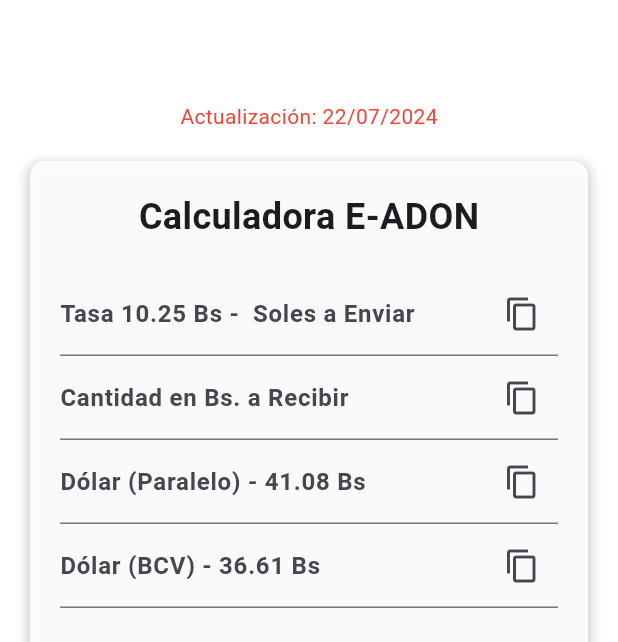
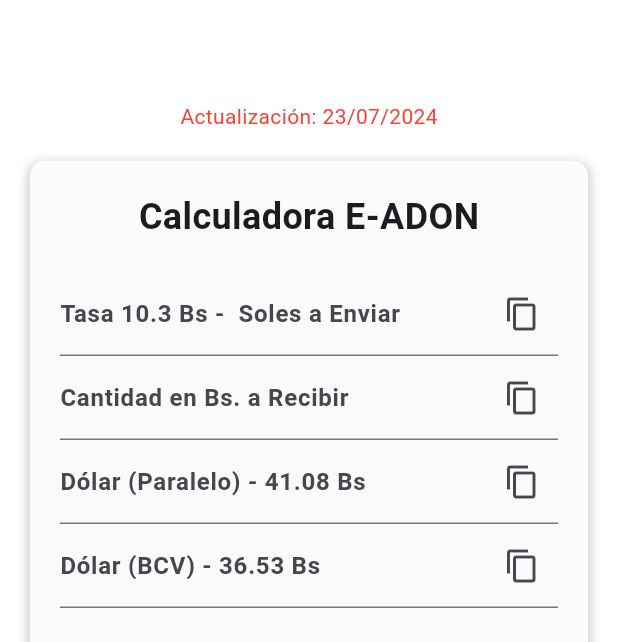
Before and after one commit to eadon24/taxes, a Flutter app: the screen it shows after launch, on a phone screen of 412 x 824 dp. Shown: the part 304-946 px from the top of the screen. Run offline on Flutter 3.47's test engine with Material 3 defaults, Android fonts, the phone set to English and light mode, and no system bars.

Commit message:
twenty three pm

```diff
--- a/lib/main.dart
+++ b/lib/main.dart
@@ -52,7 +52,7 @@ class MyApp extends StatelessWidget {
               mainAxisAlignment: MainAxisAlignment.center,
               children: [
                 Text(
-                  'Actualización: 22/07/2024',
+                  'Actualización: 23/07/2024',
                   style: TextStyle(color: Colors.red),
                 ),
                 SizedBox(height: 20),
@@ -116,13 +116,13 @@ class _ExchangeCalculatorState extends State<ExchangeCalculator> {
   final TextEditingController _dollarBCVController = TextEditingController();
 
   // Variables que debes modificar para actualizar las tasas de cambio
-  double exchangeRate = 10.25; // Tasa de cambio soles a bolívares
+  double exchangeRate = 10.30; // Tasa de cambio soles a bolívares
   double dollarParallelRate =
       41.08; // Tasa de cambio bolívares a dólares paralelo
-  double dollarBCVRate = 36.61; // Tasa de cambio bolívares a dólares BCV
+  double dollarBCVRate = 36.53; // Tasa de cambio bolívares a dólares BCV
 
   // Variable que debes modificar para actualizar la fecha y hora
-  String updateText = 'Actualización: 22/07/2024 ';
+  String updateText = 'Actualización: 23/07/2024 ';
 
   void _updateFields({String source = ''}) {
     double soles = double.tryParse(_solesController.text) ?? 0.0;
```
Also changed, not shown: 4 other files.
